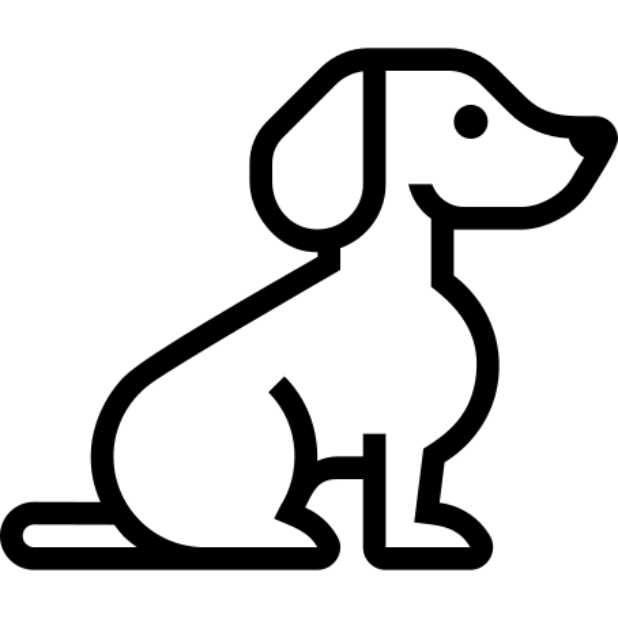
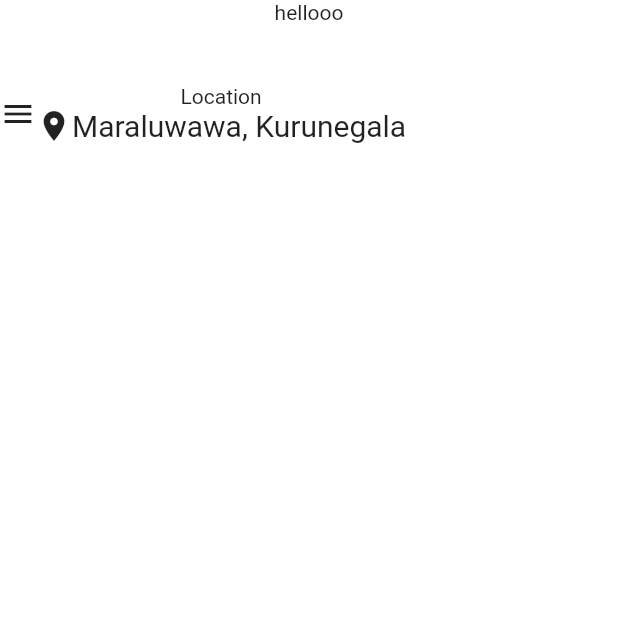
Before and after one commit to Shehan82/flutter-ui-with-drawer, a Flutter app: the screen it shows after launch, on a phone screen of 412 x 824 dp, the top half of it. Run offline on Flutter 3.47's test engine with Material 2 defaults, Android fonts, the light colour scheme and no system bars; our stand-ins replace google_fonts.

Commit message:
added top row

```diff
--- a/lib/screens/home.dart
+++ b/lib/screens/home.dart
@@ -1,4 +1,5 @@
 import 'package:flutter/material.dart';
+import 'package:google_fonts/google_fonts.dart';
 
 class HomeScreen extends StatefulWidget {
   @override
@@ -6,14 +7,47 @@ class HomeScreen extends StatefulWidget {
 }
 
 class _HomeScreenState extends State<HomeScreen> {
+  double xOffSet = 0;
+  double yOffSet = 0;
+  double scaleFactor = 1;
+
   @override
   Widget build(BuildContext context) {
     return AnimatedContainer(
-        duration: Duration(microseconds: 20),
+        duration: Duration(microseconds: 250),
         color: Colors.white,
         child: Column(
           children: [
-            Image.asset("assets/images/dog.png"),
+            Text("hellooo"),
+            SizedBox(
+              height: 40,
+            ),
+            Container(
+              child: Row(
+                children: [
+                  Icon(Icons.menu),
+                  Container(
+                    child: Column(
+                      children: [
+                        Container(
+                          child: Text("Location"),
+                        ),
+                        Container(
+                            child: Row(
+                          children: [
+                            Icon(Icons.location_on),
+                            Text(
+                              "Maraluwawa, Kurunegala",
+                              style: GoogleFonts.roboto(fontSize: 20),
+                            )
+                          ],
+                        ))
+                      ],
+                    ),
+                  )
+                ],
+              ),
+            ),
           ],
         ));
   }
--- a/lib/screens/mainScreen.dart
+++ b/lib/screens/mainScreen.dart
@@ -10,8 +10,10 @@ class MainScreen extends StatefulWidget {
 class _MainScreenState extends State<MainScreen> {
   @override
   Widget build(BuildContext context) {
-    return Stack(
-      children: [DrawerScreen(), HomeScreen()],
+    return Scaffold(
+      body: Stack(
+        children: [DrawerScreen(), HomeScreen()],
+      ),
     );
   }
 }
```
